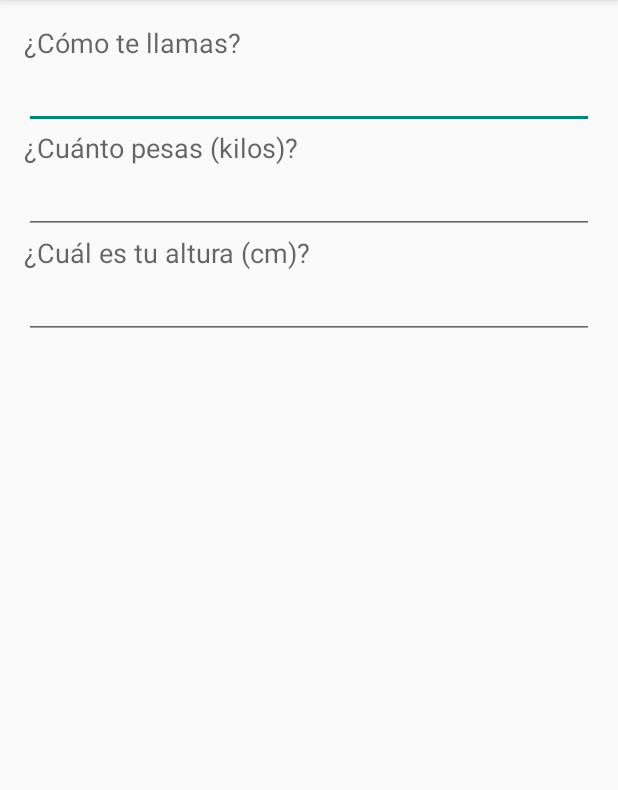
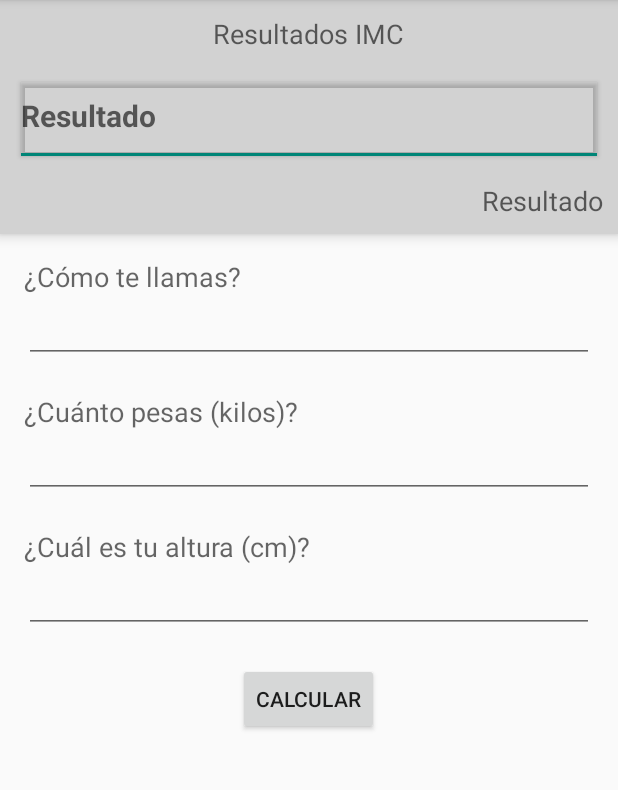
Before and after one commit to jcguarinpenaranda/Android-Calculadora-IMC, an Android app: the screen it shows after launch (MainActivity), on a phone screen of 412 x 824 dp, the part 84-874 px from its top. Run offline under Robolectric (Android 15) with nearby library versions, the phone set to English and light mode, and no system bars.

Commit message:
Finished design

```diff
--- a/app/src/main/java/com/otherwisestudios/calculadoraimc/MainActivity.java
+++ b/app/src/main/java/com/otherwisestudios/calculadoraimc/MainActivity.java
@@ -4,8 +4,11 @@ import android.support.v7.app.AppCompatActivity;
 import android.os.Bundle;
 import android.view.Menu;
 import android.view.MenuItem;
+import android.widget.EditText;
 
 public class MainActivity extends AppCompatActivity {
+
+    EditText et_peso, et_altura, et_nombre;
 
     @Override
     protected void onCreate(Bundle savedInstanceState) {
--- a/app/src/main/res/layout/activity_main.xml
+++ b/app/src/main/res/layout/activity_main.xml
@@ -1,14 +1,71 @@
 <RelativeLayout xmlns:android="http://schemas.android.com/apk/res/android"
     xmlns:tools="http://schemas.android.com/tools" android:layout_width="match_parent"
-    android:layout_height="match_parent" android:paddingLeft="@dimen/activity_horizontal_margin"
-    android:paddingRight="@dimen/activity_horizontal_margin"
-    android:paddingTop="@dimen/activity_vertical_margin"
-    android:paddingBottom="@dimen/activity_vertical_margin" tools:context=".MainActivity">
+    android:layout_height="match_parent"
+    tools:context=".MainActivity">
 
     <LinearLayout
         android:orientation="vertical"
         android:layout_width="match_parent"
         android:layout_height="match_parent">
+
+        <FrameLayout
+            android:layout_width="match_parent"
+            android:layout_height="156dp"
+            android:layout_gravity="right"
+            android:background="#d2d2d2"
+            android:translationZ="5dp"
+            android:paddingBottom="10dp"
+            android:paddingLeft="10dp"
+            android:paddingRight="10dp"
+            android:paddingTop="10dp">
+
+            <TextView
+                android:layout_width="wrap_content"
+                android:layout_height="wrap_content"
+                android:textAppearance="?android:attr/textAppearanceMedium"
+                android:text="@string/resultadosimc"
+                android:id="@+id/textView4"
+                android:layout_gravity="center_horizontal" />
+
+            <TextView
+                android:layout_width="wrap_content"
+                android:layout_height="wrap_content"
+                android:textAppearance="?android:attr/textAppearanceMedium"
+                android:text="@string/resultado"
+                android:id="@+id/tv_resultadodescripcion"
+                android:layout_gravity="right|bottom" />
+
+            <EditText
+                android:layout_width="match_parent"
+                android:layout_height="66dp"
+                android:id="@+id/et_resultadovalor"
+                android:layout_gravity="center"
+                android:textSize="20dp"
+                android:hint="@string/resultado"
+                android:textAlignment="center"
+                android:textStyle="bold"
+                android:translationZ="2dp" />
+        </FrameLayout>
+
+        <ScrollView
+            android:layout_width="fill_parent"
+            android:layout_height="fill_parent"
+            android:id="@+id/scrollView"
+            android:layout_alignParentRight="true"
+            android:layout_alignParentEnd="true"
+            android:layout_alignParentBottom="true"
+            android:layout_alignParentTop="true"
+            android:layout_alignParentLeft="true"
+            android:layout_alignParentStart="true">
+
+            <LinearLayout
+                android:orientation="vertical"
+                android:layout_width="match_parent"
+                android:layout_height="match_parent"
+                android:paddingLeft="@dimen/activity_horizontal_margin"
+                android:paddingTop="@dimen/activity_vertical_margin"
+                android:paddingRight="@dimen/activity_horizontal_margin"
+                android:paddingBottom="@dimen/activity_vertical_margin">
 
                 <TextView
                     android:layout_width="wrap_content"
@@ -20,8 +77,14 @@
                 <EditText
                     android:layout_width="match_parent"
                     android:layout_height="wrap_content"
-            android:id="@+id/editText3"
+                    android:id="@+id/et_nombre"
                     android:layout_gravity="center_horizontal" />
+
+                <Space
+                    style="espacio"
+                    android:layout_width="match_parent"
+                    android:layout_height="wrap_content"
+                    android:minHeight="20dp" />
 
                 <TextView
                     android:layout_width="wrap_content"
@@ -35,8 +98,16 @@
                     android:layout_height="wrap_content"
                     android:inputType="numberDecimal"
                     android:ems="10"
-            android:id="@+id/editText"
+                    android:id="@+id/et_peso"
                     android:layout_gravity="center_horizontal" />
+
+                <Space
+                    style="espacio"
+                    android:layout_width="match_parent"
+                    android:layout_height="wrap_content"
+                    android:minHeight="20dp"
+                    android:layout_gravity="center_horizontal"
+                    android:id="@+id/espacio2" />
 
                 <TextView
                     android:layout_width="wrap_content"
@@ -50,7 +121,34 @@
                     android:layout_height="wrap_content"
                     android:inputType="numberDecimal"
                     android:ems="10"
-            android:id="@+id/editText2" />
+                    android:id="@+id/et_altura" />
+
+                <Space
+                    style="espacio"
+                    android:layout_width="match_parent"
+                    android:layout_height="wrap_content"
+                    android:minHeight="20dp"
+                    android:layout_gravity="center_horizontal" />
+
+                <Button
+                    android:layout_width="wrap_content"
+                    android:layout_height="wrap_content"
+                    android:text="@string/calcular"
+                    android:id="@+id/bt_calcular"
+                    android:layout_gravity="center_horizontal" />
+
+                <Space
+                    style="espacio"
+                    android:layout_width="match_parent"
+                    android:layout_height="wrap_content"
+                    android:minHeight="20dp"
+                    android:layout_gravity="center_horizontal"
+                    android:id="@+id/space" />
+
+
+            </LinearLayout>
+        </ScrollView>
+
     </LinearLayout>
 
 </RelativeLayout>
--- a/app/src/main/res/values/strings.xml
+++ b/app/src/main/res/values/strings.xml
@@ -1,7 +1,10 @@
 <resources>
     <string name="app_name">Calculadora IMC</string>
-    <string name="action_settings">Settings</string>
+    <string name="action_settings">Opciones</string>
     <string name="comotellamas">¿Cómo te llamas?</string>
     <string name="cuantopesas">¿Cuánto pesas (kilos)?</string>
     <string name="cualestualtura">¿Cuál es tu altura (cm)?</string>
+    <string name="calcular">Calcular</string>
+    <string name="resultadosimc">Resultados IMC</string>
+    <string name="resultado">Resultado</string>
 </resources>
--- a/app/src/main/res/values/styles.xml
+++ b/app/src/main/res/values/styles.xml
@@ -2,7 +2,13 @@
 
     <!-- Base application theme. -->
     <style name="AppTheme" parent="Theme.AppCompat.Light.DarkActionBar">
-        <!-- Customize your theme here. -->
+        <item name="android:actionBarStyle">@style/MyActionBar</item>
     </style>
 
+
+    <style name="MyActionBar" parent="@android:style/Widget.Holo.Light.ActionBar">
+        <item name="android:background">#FF0000</item>
+    </style>
+
+
 </resources>
```
Also changed, not shown: 3 other files. Lines whose indentation alone changed are shown as unchanged.
